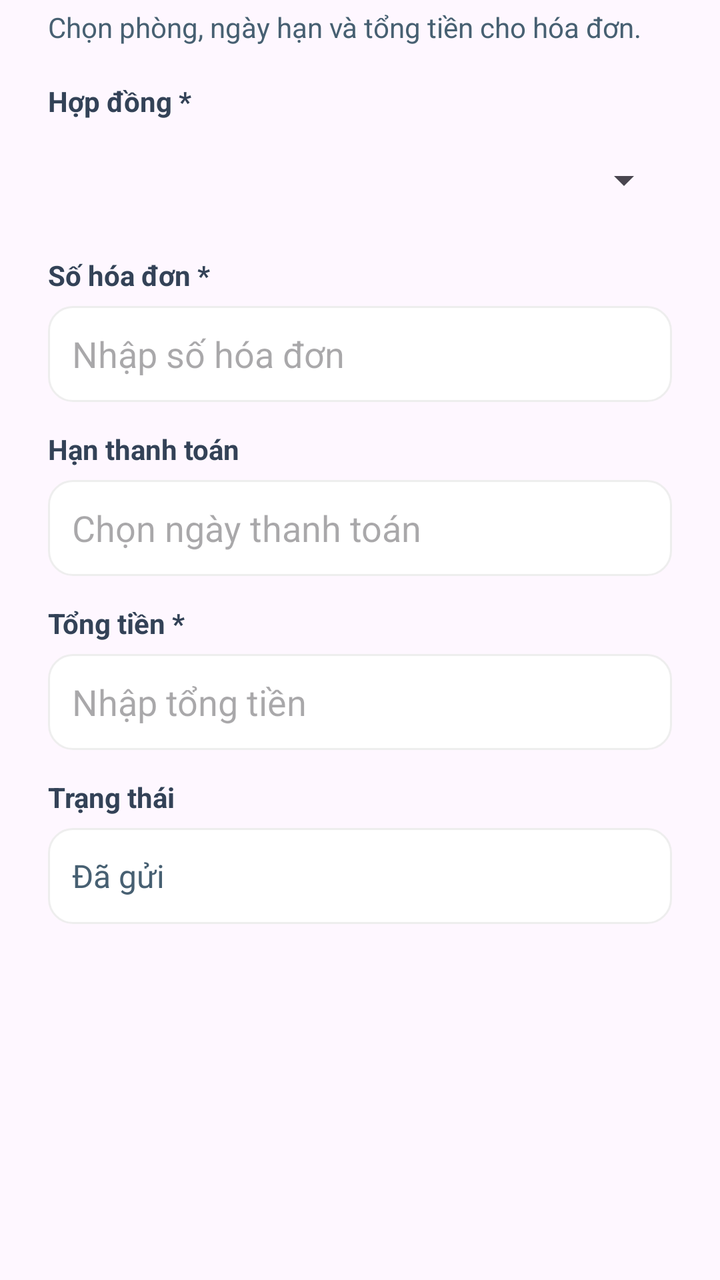
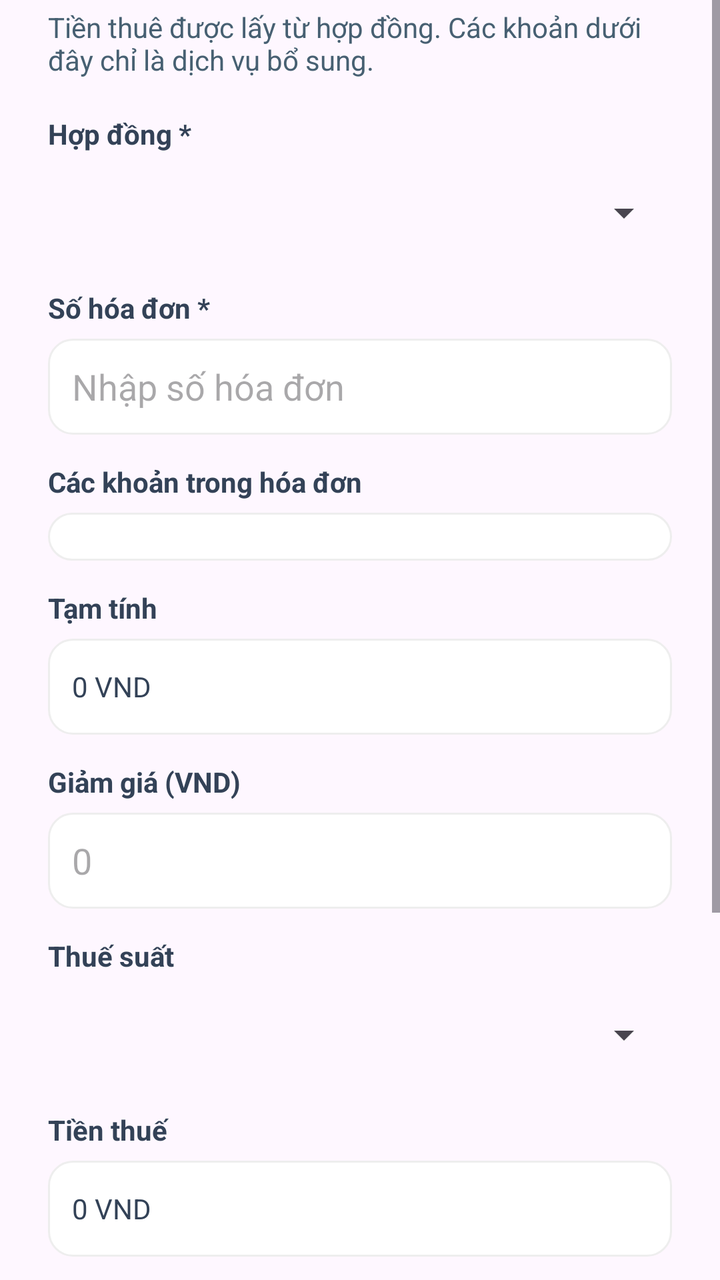

Compare the two renders of this Android layout. The source of the first and the diff that turns it into the second are given below.
<!-- AndroidManifest.xml: application theme Theme.Rentaly_Management -->
<!-- res/layout/dialog_create_invoice.xml -->
<?xml version="1.0" encoding="utf-8"?>
<ScrollView xmlns:android="http://schemas.android.com/apk/res/android" android:layout_width="match_parent" android:layout_height="wrap_content" android:fillViewport="true">
    <LinearLayout android:id="@+id/invoice_form" android:layout_width="match_parent" android:layout_height="wrap_content" android:orientation="vertical" android:paddingStart="24dp" android:paddingTop="4dp" android:paddingEnd="24dp" android:paddingBottom="8dp">
        <TextView android:layout_width="match_parent" android:layout_height="wrap_content" android:text="Chọn phòng, ngày hạn và tổng tiền cho hóa đơn." android:textColor="@color/secondary" android:textSize="14sp" />
        <TextView android:layout_width="match_parent" android:layout_height="wrap_content" android:layout_marginTop="18dp" android:text="Hợp đồng *" android:textColor="@color/dark_navy" android:textSize="14sp" android:textStyle="bold" />
        <Spinner android:id="@+id/invoice_form_contract" android:layout_width="match_parent" android:layout_height="48dp" android:layout_marginTop="6dp" />
        <TextView android:layout_width="match_parent" android:layout_height="wrap_content" android:layout_marginTop="14dp" android:text="Số hóa đơn *" android:textColor="@color/dark_navy" android:textSize="14sp" android:textStyle="bold" />
        <EditText android:id="@+id/invoice_form_number" android:layout_width="match_parent" android:layout_height="wrap_content" android:layout_marginTop="6dp" android:background="@drawable/user_detail_card" android:hint="Nhập số hóa đơn" android:minHeight="48dp" android:paddingStart="12dp" android:paddingEnd="12dp" android:singleLine="true" android:textColor="@color/dark_navy" />
        <TextView android:layout_width="match_parent" android:layout_height="wrap_content" android:layout_marginTop="14dp" android:text="Hạn thanh toán" android:textColor="@color/dark_navy" android:textSize="14sp" android:textStyle="bold" />
        <EditText android:id="@+id/invoice_form_due" android:layout_width="match_parent" android:layout_height="wrap_content" android:layout_marginTop="6dp" android:background="@drawable/user_detail_card" android:focusable="false" android:hint="Chọn ngày thanh toán" android:minHeight="48dp" android:paddingStart="12dp" android:paddingEnd="12dp" android:textColor="@color/dark_navy" />
        <TextView android:layout_width="match_parent" android:layout_height="wrap_content" android:layout_marginTop="14dp" android:text="Tổng tiền *" android:textColor="@color/dark_navy" android:textSize="14sp" android:textStyle="bold" />
        <EditText android:id="@+id/invoice_form_total" android:layout_width="match_parent" android:layout_height="wrap_content" android:layout_marginTop="6dp" android:background="@drawable/user_detail_card" android:hint="Nhập tổng tiền" android:inputType="numberDecimal" android:minHeight="48dp" android:paddingStart="12dp" android:paddingEnd="12dp" android:textColor="@color/dark_navy" />
        <TextView android:layout_width="match_parent" android:layout_height="wrap_content" android:layout_marginTop="14dp" android:text="Trạng thái" android:textColor="@color/dark_navy" android:textSize="14sp" android:textStyle="bold" />
        <TextView android:id="@+id/invoice_form_status" android:layout_width="match_parent" android:layout_height="48dp" android:layout_marginTop="6dp" android:background="@drawable/user_detail_card" android:gravity="center_vertical" android:paddingStart="12dp" android:paddingEnd="12dp" android:text="Đã gửi" android:textColor="@color/secondary" android:textSize="16sp" />
    </LinearLayout>
</ScrollView>
<!-- resources referenced by this layout -->
<resources>
  <color name="dark_navy">#334257</color>
  <color name="secondary">#476072</color>
  <!-- drawable user_detail_card (drawable) -->
  <?xml version="1.0" encoding="utf-8"?>
  <shape xmlns:android="http://schemas.android.com/apk/res/android" android:shape="rectangle">
      <solid android:color="@color/white" />
      <corners android:radius="12dp" />
      <stroke android:width="1dp" android:color="@color/background" />
  </shape>
  <style name="Theme.Rentaly_Management" parent="Base.Theme.Rentaly_Management" />
  <color name="white">#FFFFFFFF</color>
  <color name="background">#EEEEEE</color>
  <style name="Base.Theme.Rentaly_Management" parent="Theme.Material3.DayNight.NoActionBar">
          
          
      </style>
</resources>

<!-- the commit's change to res/layout/dialog_create_invoice.xml (unified diff, before → after) -->
@@ -1,16 +1,28 @@
 <?xml version="1.0" encoding="utf-8"?>
 <ScrollView xmlns:android="http://schemas.android.com/apk/res/android" android:layout_width="match_parent" android:layout_height="wrap_content" android:fillViewport="true">
     <LinearLayout android:id="@+id/invoice_form" android:layout_width="match_parent" android:layout_height="wrap_content" android:orientation="vertical" android:paddingStart="24dp" android:paddingTop="4dp" android:paddingEnd="24dp" android:paddingBottom="8dp">
-        <TextView android:layout_width="match_parent" android:layout_height="wrap_content" android:text="Chọn phòng, ngày hạn và tổng tiền cho hóa đơn." android:textColor="@color/secondary" android:textSize="14sp" />
+        <LinearLayout android:id="@+id/invoice_form_create_fields" android:layout_width="match_parent" android:layout_height="wrap_content" android:orientation="vertical">
+        <TextView android:layout_width="match_parent" android:layout_height="wrap_content" android:text="Tiền thuê được lấy từ hợp đồng. Các khoản dưới đây chỉ là dịch vụ bổ sung." android:textColor="@color/secondary" android:textSize="14sp" />
         <TextView android:layout_width="match_parent" android:layout_height="wrap_content" android:layout_marginTop="18dp" android:text="Hợp đồng *" android:textColor="@color/dark_navy" android:textSize="14sp" android:textStyle="bold" />
         <Spinner android:id="@+id/invoice_form_contract" android:layout_width="match_parent" android:layout_height="48dp" android:layout_marginTop="6dp" />
         <TextView android:layout_width="match_parent" android:layout_height="wrap_content" android:layout_marginTop="14dp" android:text="Số hóa đơn *" android:textColor="@color/dark_navy" android:textSize="14sp" android:textStyle="bold" />
         <EditText android:id="@+id/invoice_form_number" android:layout_width="match_parent" android:layout_height="wrap_content" android:layout_marginTop="6dp" android:background="@drawable/user_detail_card" android:hint="Nhập số hóa đơn" android:minHeight="48dp" android:paddingStart="12dp" android:paddingEnd="12dp" android:singleLine="true" android:textColor="@color/dark_navy" />
+        <TextView android:layout_width="match_parent" android:layout_height="wrap_content" android:layout_marginTop="14dp" android:text="Các khoản trong hóa đơn" android:textColor="@color/dark_navy" android:textSize="14sp" android:textStyle="bold" />
+        <LinearLayout android:id="@+id/invoice_form_items" android:layout_width="match_parent" android:layout_height="wrap_content" android:layout_marginTop="6dp" android:background="@drawable/user_detail_card" android:orientation="vertical" android:padding="12dp" />
+        <TextView android:layout_width="match_parent" android:layout_height="wrap_content" android:layout_marginTop="14dp" android:text="Tạm tính" android:textColor="@color/dark_navy" android:textSize="14sp" android:textStyle="bold" />
+        <TextView android:id="@+id/invoice_form_subtotal" android:layout_width="match_parent" android:layout_height="48dp" android:layout_marginTop="6dp" android:background="@drawable/user_detail_card" android:gravity="center_vertical" android:paddingStart="12dp" android:paddingEnd="12dp" android:text="0 VND" android:textColor="@color/dark_navy" />
+        <TextView android:layout_width="match_parent" android:layout_height="wrap_content" android:layout_marginTop="14dp" android:text="Giảm giá (VND)" android:textColor="@color/dark_navy" android:textSize="14sp" android:textStyle="bold" />
+        <EditText android:id="@+id/invoice_form_discount" android:layout_width="match_parent" android:layout_height="wrap_content" android:layout_marginTop="6dp" android:background="@drawable/user_detail_card" android:hint="0" android:inputType="numberDecimal" android:minHeight="48dp" android:paddingStart="12dp" android:paddingEnd="12dp" android:textColor="@color/dark_navy" />
+        <TextView android:layout_width="match_parent" android:layout_height="wrap_content" android:layout_marginTop="14dp" android:text="Thuế suất" android:textColor="@color/dark_navy" android:textSize="14sp" android:textStyle="bold" />
+        <Spinner android:id="@+id/invoice_form_tax_rate" android:layout_width="match_parent" android:layout_height="48dp" android:layout_marginTop="6dp" />
+        <TextView android:layout_width="match_parent" android:layout_height="wrap_content" android:layout_marginTop="14dp" android:text="Tiền thuế" android:textColor="@color/dark_navy" android:textSize="14sp" android:textStyle="bold" />
+        <TextView android:id="@+id/invoice_form_tax_amount" android:layout_width="match_parent" android:layout_height="48dp" android:layout_marginTop="6dp" android:background="@drawable/user_detail_card" android:gravity="center_vertical" android:paddingStart="12dp" android:paddingEnd="12dp" android:text="0 VND" android:textColor="@color/dark_navy" />
+        <TextView android:layout_width="match_parent" android:layout_height="wrap_content" android:layout_marginTop="14dp" android:text="Tổng cộng" android:textColor="@color/dark_navy" android:textSize="14sp" android:textStyle="bold" />
+        <TextView android:id="@+id/invoice_form_total" android:layout_width="match_parent" android:layout_height="48dp" android:layout_marginTop="6dp" android:background="@drawable/user_detail_card" android:gravity="center_vertical" android:paddingStart="12dp" android:paddingEnd="12dp" android:text="0 VND" android:textColor="@color/dark_navy" android:textStyle="bold" />
+        </LinearLayout>
         <TextView android:layout_width="match_parent" android:layout_height="wrap_content" android:layout_marginTop="14dp" android:text="Hạn thanh toán" android:textColor="@color/dark_navy" android:textSize="14sp" android:textStyle="bold" />
         <EditText android:id="@+id/invoice_form_due" android:layout_width="match_parent" android:layout_height="wrap_content" android:layout_marginTop="6dp" android:background="@drawable/user_detail_card" android:focusable="false" android:hint="Chọn ngày thanh toán" android:minHeight="48dp" android:paddingStart="12dp" android:paddingEnd="12dp" android:textColor="@color/dark_navy" />
-        <TextView android:layout_width="match_parent" android:layout_height="wrap_content" android:layout_marginTop="14dp" android:text="Tổng tiền *" android:textColor="@color/dark_navy" android:textSize="14sp" android:textStyle="bold" />
-        <EditText android:id="@+id/invoice_form_total" android:layout_width="match_parent" android:layout_height="wrap_content" android:layout_marginTop="6dp" android:background="@drawable/user_detail_card" android:hint="Nhập tổng tiền" android:inputType="numberDecimal" android:minHeight="48dp" android:paddingStart="12dp" android:paddingEnd="12dp" android:textColor="@color/dark_navy" />
         <TextView android:layout_width="match_parent" android:layout_height="wrap_content" android:layout_marginTop="14dp" android:text="Trạng thái" android:textColor="@color/dark_navy" android:textSize="14sp" android:textStyle="bold" />
-        <TextView android:id="@+id/invoice_form_status" android:layout_width="match_parent" android:layout_height="48dp" android:layout_marginTop="6dp" android:background="@drawable/user_detail_card" android:gravity="center_vertical" android:paddingStart="12dp" android:paddingEnd="12dp" android:text="Đã gửi" android:textColor="@color/secondary" android:textSize="16sp" />
+        <Spinner android:id="@+id/invoice_form_status" android:layout_width="match_parent" android:layout_height="48dp" android:layout_marginTop="6dp" />
     </LinearLayout>
 </ScrollView>
